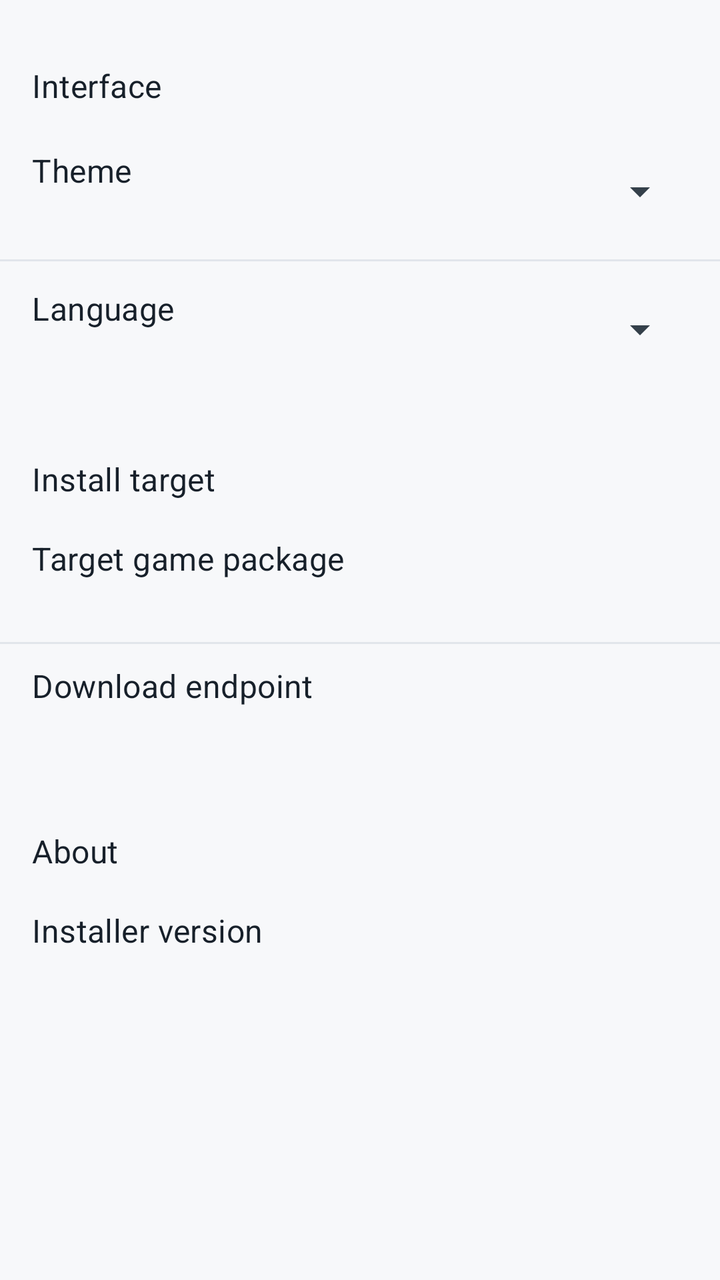
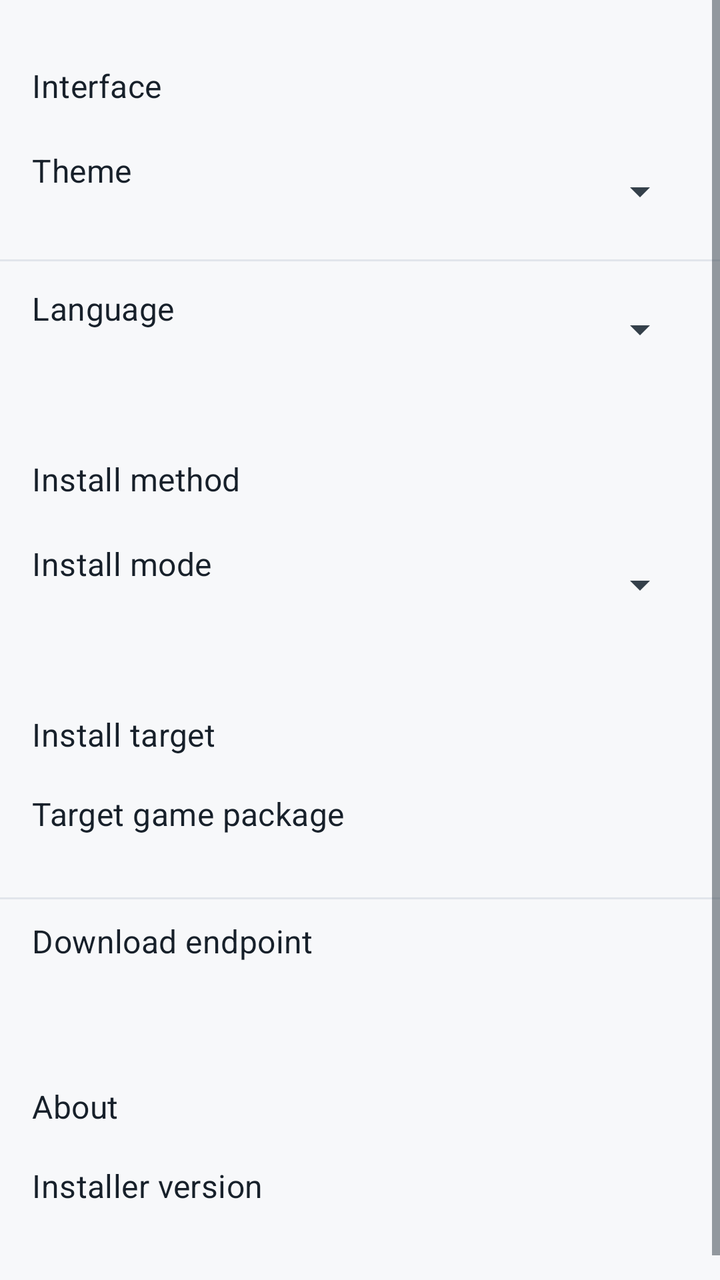

Two renders of the same Android screen: before a commit and after it. Below are the layout's source before the change and the commit's diff.
<!-- AndroidManifest.xml: application theme Theme.Installer -->
<!-- res/layout/content_settings.xml -->
<?xml version="1.0" encoding="utf-8"?>
<ScrollView xmlns:android="http://schemas.android.com/apk/res/android"
    android:layout_width="match_parent"
    android:layout_height="match_parent"
    android:clipToPadding="false"
    android:fillViewport="true">

    <LinearLayout
        android:layout_width="match_parent"
        android:layout_height="wrap_content"
        android:orientation="vertical"
        android:paddingTop="@dimen/space_8"
        android:paddingBottom="@dimen/space_18">

        <TextView
            style="@style/OpenJbdSectionTitle"
            android:paddingStart="@dimen/space_16"
            android:paddingEnd="@dimen/space_16"
            android:text="@string/settings_group_interface" />

        <LinearLayout
            android:layout_width="match_parent"
            android:layout_height="wrap_content"
            android:layout_marginBottom="@dimen/space_6"
            android:divider="@drawable/divider_card_stroke"
            android:orientation="vertical"
            android:showDividers="middle">

            <LinearLayout
                style="@style/Widget.Installer.SettingRow">

                <LinearLayout
                    android:layout_width="0dp"
                    android:layout_height="wrap_content"
                    android:layout_marginEnd="@dimen/space_12"
                    android:layout_weight="1"
                    android:orientation="vertical">

                    <TextView
                        android:id="@+id/themeSpinnerLabel"
                        android:layout_width="match_parent"
                        android:layout_height="wrap_content"
                        android:labelFor="@id/themeSpinner"
                        android:text="@string/settings_theme_label"
                        android:textAppearance="@style/TextAppearance.Installer.ListItemTitle" />

                    <TextView
                        android:id="@+id/themeValueText"
                        android:layout_width="match_parent"
                        android:layout_height="wrap_content"
                        android:paddingTop="@dimen/space_2"
                        android:textAppearance="@style/TextAppearance.Installer.ListItemSubtitle" />
                </LinearLayout>

                <Spinner
                    android:id="@+id/themeSpinner"
                    android:layout_width="wrap_content"
                    android:layout_height="wrap_content"
                    android:minHeight="@dimen/touch_target_min"
                    android:spinnerMode="dropdown" />
            </LinearLayout>

            <LinearLayout
                style="@style/Widget.Installer.SettingRow">

                <LinearLayout
                    android:layout_width="0dp"
                    android:layout_height="wrap_content"
                    android:layout_marginEnd="@dimen/space_12"
                    android:layout_weight="1"
                    android:orientation="vertical">

                    <TextView
                        android:id="@+id/languageSpinnerLabel"
                        android:layout_width="match_parent"
                        android:layout_height="wrap_content"
                        android:labelFor="@id/languageSpinner"
                        android:text="@string/settings_language_label"
                        android:textAppearance="@style/TextAppearance.Installer.ListItemTitle" />

                    <TextView
                        android:id="@+id/languageValueText"
                        android:layout_width="match_parent"
                        android:layout_height="wrap_content"
                        android:paddingTop="@dimen/space_2"
                        android:textAppearance="@style/TextAppearance.Installer.ListItemSubtitle" />
                </LinearLayout>

                <Spinner
                    android:id="@+id/languageSpinner"
                    android:layout_width="wrap_content"
                    android:layout_height="wrap_content"
                    android:minHeight="@dimen/touch_target_min"
                    android:spinnerMode="dropdown" />
            </LinearLayout>
        </LinearLayout>

        <TextView
            style="@style/OpenJbdSectionTitle"
            android:paddingStart="@dimen/space_16"
            android:paddingEnd="@dimen/space_16"
            android:text="@string/settings_group_install_target" />

        <LinearLayout
            android:layout_width="match_parent"
            android:layout_height="wrap_content"
            android:layout_marginBottom="@dimen/space_6"
            android:divider="@drawable/divider_card_stroke"
            android:orientation="vertical"
            android:showDividers="middle">

            <LinearLayout
                style="@style/Widget.Installer.SettingRow">

                <LinearLayout
                    android:layout_width="match_parent"
                    android:layout_height="wrap_content"
                    android:orientation="vertical">

                    <TextView
                        android:layout_width="match_parent"
                        android:layout_height="wrap_content"
                        android:text="@string/settings_target_package_label"
                        android:textAppearance="@style/TextAppearance.Installer.ListItemTitle" />

                    <TextView
                        android:id="@+id/settingsPackageName"
                        android:layout_width="match_parent"
                        android:layout_height="wrap_content"
                        android:fontFamily="monospace"
                        android:paddingTop="@dimen/space_2"
                        android:textAppearance="@style/TextAppearance.Installer.ListItemSubtitle"
                        android:textIsSelectable="true" />
                </LinearLayout>
            </LinearLayout>

            <LinearLayout
                style="@style/Widget.Installer.SettingRow">

                <LinearLayout
                    android:layout_width="match_parent"
                    android:layout_height="wrap_content"
                    android:orientation="vertical">

                    <TextView
                        android:layout_width="match_parent"
                        android:layout_height="wrap_content"
                        android:text="@string/settings_download_url_label"
                        android:textAppearance="@style/TextAppearance.Installer.ListItemTitle" />

                    <TextView
                        android:id="@+id/settingsDownloadUrl"
                        android:layout_width="match_parent"
                        android:layout_height="wrap_content"
                        android:fontFamily="monospace"
                        android:paddingTop="@dimen/space_2"
                        android:textAppearance="@style/TextAppearance.Installer.ListItemSubtitle"
                        android:textIsSelectable="true" />
                </LinearLayout>
            </LinearLayout>
        </LinearLayout>

        <TextView
            style="@style/OpenJbdSectionTitle"
            android:paddingStart="@dimen/space_16"
            android:paddingEnd="@dimen/space_16"
            android:text="@string/settings_group_about" />

        <LinearLayout
            android:layout_width="match_parent"
            android:layout_height="wrap_content"
            android:divider="@drawable/divider_card_stroke"
            android:orientation="vertical"
            android:showDividers="middle">

            <LinearLayout
                style="@style/Widget.Installer.SettingRow">

                <LinearLayout
                    android:layout_width="match_parent"
                    android:layout_height="wrap_content"
                    android:orientation="vertical">

                    <TextView
                        android:layout_width="match_parent"
                        android:layout_height="wrap_content"
                        android:text="@string/settings_installer_version_label"
                        android:textAppearance="@style/TextAppearance.Installer.ListItemTitle" />

                    <TextView
                        android:id="@+id/settingsInstallerVersion"
                        android:layout_width="match_parent"
                        android:layout_height="wrap_content"
                        android:paddingTop="@dimen/space_2"
                        android:textAppearance="@style/TextAppearance.Installer.ListItemSubtitle" />
                </LinearLayout>
            </LinearLayout>
        </LinearLayout>
    </LinearLayout>
</ScrollView>
<!-- resources referenced by this layout -->
<resources>
  <dimen name="space_12">12dp</dimen>
  <dimen name="space_16">16dp</dimen>
  <dimen name="space_18">18dp</dimen>
  <dimen name="space_2">2dp</dimen>
  <dimen name="space_6">6dp</dimen>
  <dimen name="space_8">8dp</dimen>
  <dimen name="touch_target_min">48dp</dimen>
  <!-- drawable divider_card_stroke (drawable) -->
  <shape xmlns:android="http://schemas.android.com/apk/res/android">
      <size android:height="1dp" />
      <solid android:color="@color/card_stroke" />
  </shape>
  <string name="settings_download_url_label">Download endpoint</string>
  <string name="settings_group_about">About</string>
  <string name="settings_group_install_target">Install target</string>
  <string name="settings_group_interface">Interface</string>
  <string name="settings_installer_version_label">Installer version</string>
  <string name="settings_language_label">Language</string>
  <string name="settings_target_package_label">Target game package</string>
  <string name="settings_theme_label">Theme</string>
  <style name="OpenJbdSectionTitle" parent="TextAppearance.Installer.SectionTitle">
          <item name="android:layout_width">match_parent</item>
          <item name="android:layout_height">wrap_content</item>
          <item name="android:paddingTop">@dimen/space_24</item>
          <item name="android:paddingBottom">@dimen/space_8</item>
      </style>
  <style name="TextAppearance.Installer.ListItemSubtitle" parent="TextAppearance.MaterialComponents.Body2">
          <item name="android:textColor">@color/text_secondary</item>
      </style>
  <style name="TextAppearance.Installer.ListItemTitle" parent="TextAppearance.MaterialComponents.Subtitle1">
          <item name="android:textColor">@color/text_primary</item>
      </style>
  <color name="card_stroke">#E1E5EB</color>
  <style name="TextAppearance.Installer.SectionTitle" parent="TextAppearance.MaterialComponents.Subtitle1">
          <item name="android:textColor">@color/text_primary</item>
          <item name="android:fontFamily">sans-serif-medium</item>
      </style>
  <dimen name="space_24">24dp</dimen>
  <color name="text_secondary">#5C6570</color>
  <color name="text_primary">#17202A</color>
  <dimen name="space_10">10dp</dimen>
  <color name="primary">#1565C0</color>
  <color name="primary_dark">#0D47A1</color>
  <color name="accent">#00A676</color>
  <color name="app_bg">#F7F8FA</color>
  <color name="surface">#FFFFFF</color>
  <color name="accent_dark">#007A55</color>
  <color name="error">#B00020</color>
  <color name="on_primary">#FFFFFF</color>
  <color name="on_secondary">#000000</color>
  <color name="on_error">#FFFFFF</color>
  <color name="icon_default">#34404A</color>
  <style name="Widget.Installer.Card" parent="Widget.MaterialComponents.CardView">
          <item name="cardBackgroundColor">@color/surface_elevation_2</item>
          <item name="strokeWidth">0dp</item>
          <item name="cardCornerRadius">4dp</item>
          <item name="cardElevation">2dp</item>
          <item name="cardUseCompatPadding">true</item>
      </style>
  <style name="Widget.Installer.BottomNavigation" parent="Widget.MaterialComponents.BottomNavigationView">
          <item name="backgroundTint">?attr/colorSurface</item>
          <item name="itemIconTint">@color/nav_item_tint</item>
          <item name="itemTextColor">@color/nav_item_tint</item>
          <item name="itemRippleColor">@color/control_ripple</item>
          <item name="labelVisibilityMode">labeled</item>
          <item name="elevation">8dp</item>
      </style>
  <color name="surface_elevation_2">#FFFFFF</color>
</resources>

<!-- the commit's change to res/layout/content_settings.xml (unified diff, before → after) -->
@@ -99,6 +99,55 @@
             style="@style/OpenJbdSectionTitle"
             android:paddingStart="@dimen/space_16"
             android:paddingEnd="@dimen/space_16"
+            android:text="@string/settings_group_install_method" />
+
+        <LinearLayout
+            android:layout_width="match_parent"
+            android:layout_height="wrap_content"
+            android:layout_marginBottom="@dimen/space_6"
+            android:divider="@drawable/divider_card_stroke"
+            android:orientation="vertical"
+            android:showDividers="middle">
+
+            <LinearLayout
+                style="@style/Widget.Installer.SettingRow">
+
+                <LinearLayout
+                    android:layout_width="0dp"
+                    android:layout_height="wrap_content"
+                    android:layout_marginEnd="@dimen/space_12"
+                    android:layout_weight="1"
+                    android:orientation="vertical">
+
+                    <TextView
+                        android:id="@+id/installModeSpinnerLabel"
+                        android:layout_width="match_parent"
+                        android:layout_height="wrap_content"
+                        android:labelFor="@id/installModeSpinner"
+                        android:text="@string/settings_install_mode_label"
+                        android:textAppearance="@style/TextAppearance.Installer.ListItemTitle" />
+
+                    <TextView
+                        android:id="@+id/installModeValueText"
+                        android:layout_width="match_parent"
+                        android:layout_height="wrap_content"
+                        android:paddingTop="@dimen/space_2"
+                        android:textAppearance="@style/TextAppearance.Installer.ListItemSubtitle" />
+                </LinearLayout>
+
+                <Spinner
+                    android:id="@+id/installModeSpinner"
+                    android:layout_width="wrap_content"
+                    android:layout_height="wrap_content"
+                    android:minHeight="@dimen/touch_target_min"
+                    android:spinnerMode="dropdown" />
+            </LinearLayout>
+        </LinearLayout>
+
+        <TextView
+            style="@style/OpenJbdSectionTitle"
+            android:paddingStart="@dimen/space_16"
+            android:paddingEnd="@dimen/space_16"
             android:text="@string/settings_group_install_target" />
 
         <LinearLayout
<!-- resource entries referenced after the edit -->
@@ -14,8 +14,10 @@
   </shape>
   <string name="settings_download_url_label">Download endpoint</string>
   <string name="settings_group_about">About</string>
+  <string name="settings_group_install_method">Install method</string>
   <string name="settings_group_install_target">Install target</string>
   <string name="settings_group_interface">Interface</string>
+  <string name="settings_install_mode_label">Install mode</string>
   <string name="settings_installer_version_label">Installer version</string>
   <string name="settings_language_label">Language</string>
   <string name="settings_target_package_label">Target game package</string>
